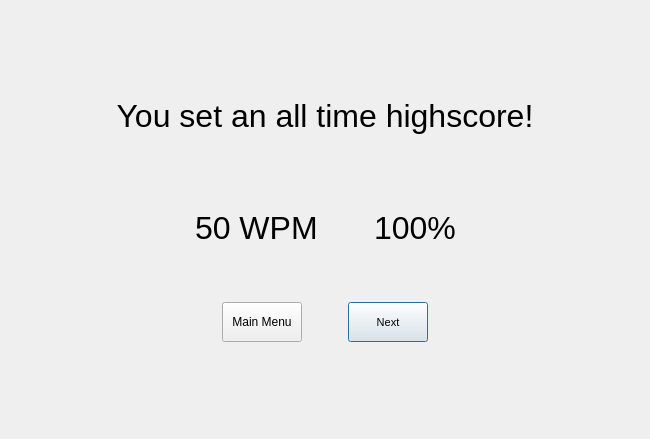
Rolv-Apneseth/ps-typer, file speed-typer/source_ui/resultWindow.ui: the form before one commit.
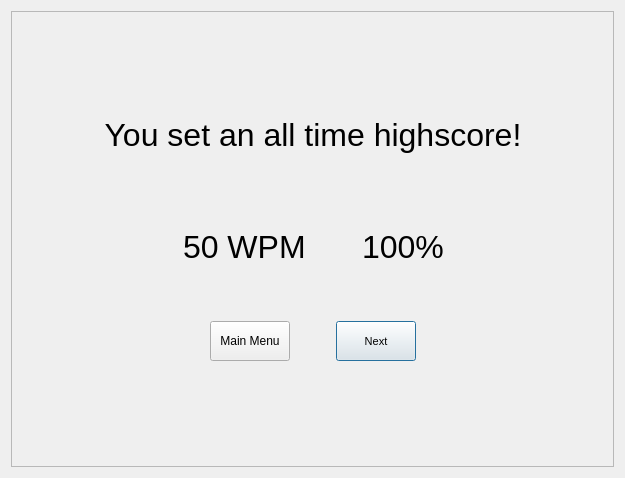
The form after the commit.

```diff
--- a/speed-typer/source_ui/resultWindow.ui
+++ b/speed-typer/source_ui/resultWindow.ui
@@ -6,8 +6,8 @@
    <rect>
     <x>0</x>
     <y>0</y>
-    <width>650</width>
-    <height>439</height>
+    <width>625</width>
+    <height>478</height>
    </rect>
   </property>
   <property name="acceptDrops">
@@ -18,6 +18,27 @@
   </property>
   <layout class="QHBoxLayout" name="horizontalLayout">
    <item>
+    <widget class="QScrollArea" name="scrollArea">
+     <property name="widgetResizable">
+      <bool>true</bool>
+     </property>
+     <widget class="QWidget" name="scrollAreaWidgetContents">
+      <property name="geometry">
+       <rect>
+        <x>0</x>
+        <y>0</y>
+        <width>603</width>
+        <height>456</height>
+       </rect>
+      </property>
+      <property name="minimumSize">
+       <size>
+        <width>600</width>
+        <height>450</height>
+       </size>
+      </property>
+      <layout class="QHBoxLayout" name="horizontalLayout_4">
+       <item>
     <spacer name="horizontalSpacer">
      <property name="orientation">
       <enum>Qt::Horizontal</enum>
@@ -347,6 +368,10 @@
       </size>
      </property>
     </spacer>
+       </item>
+      </layout>
+     </widget>
+    </widget>
    </item>
   </layout>
  </widget>
```
Lines whose indentation alone changed are shown as unchanged.
